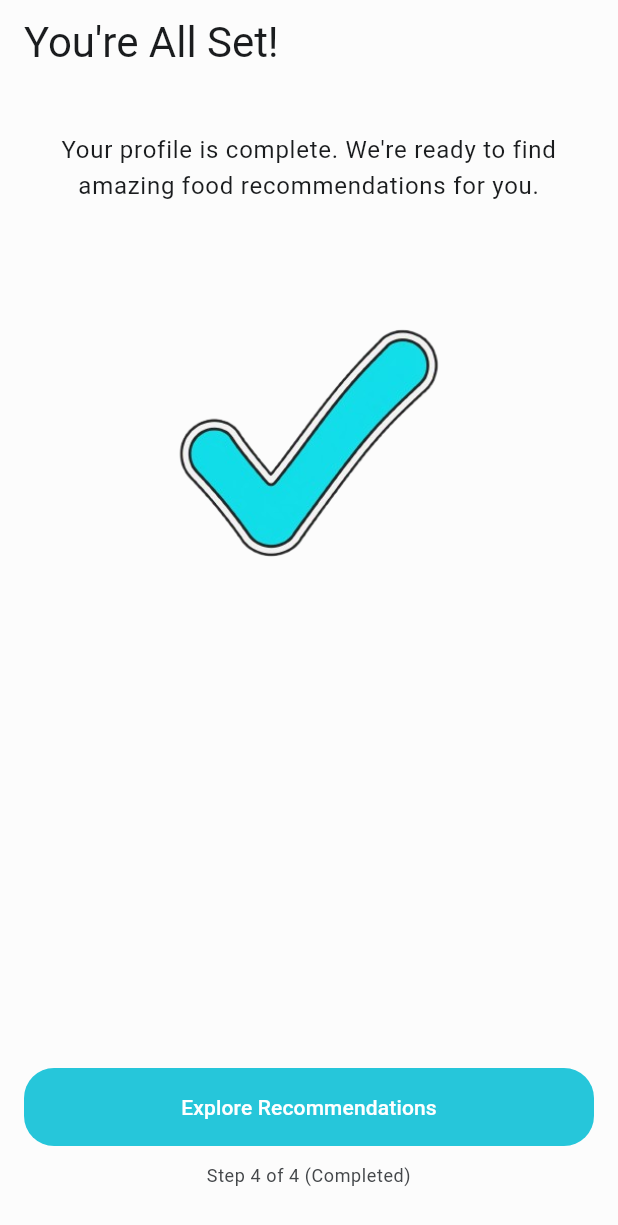
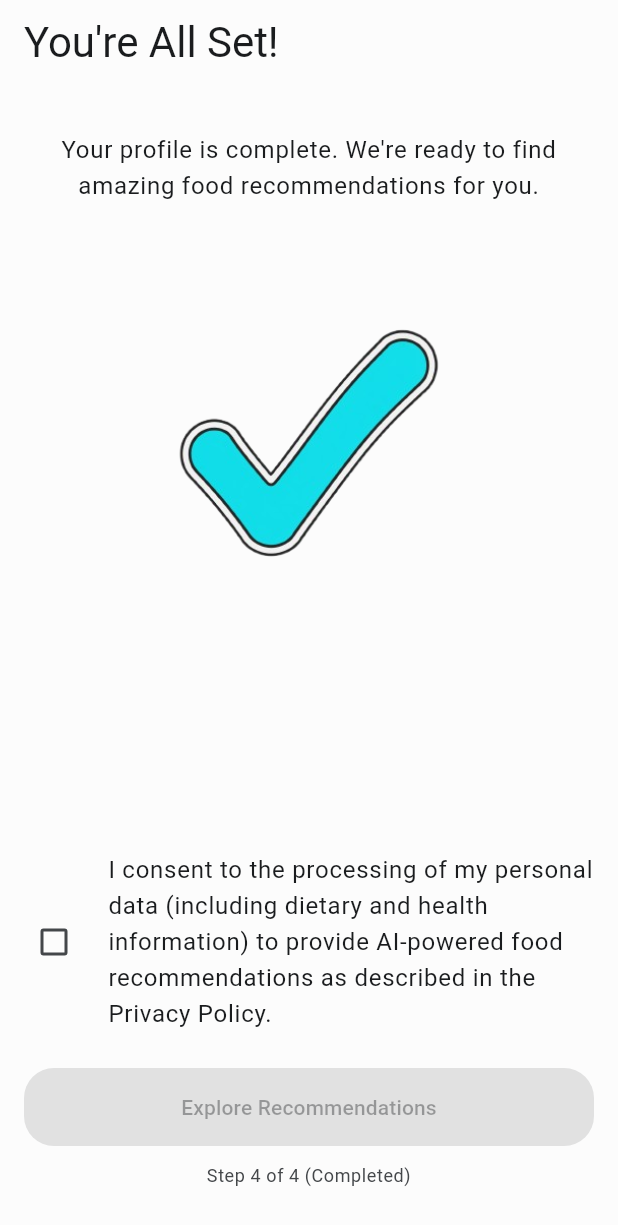
Before and after one commit to Amir-Mol/ai-food-frontend, a Flutter app: the OnboardingCompletionScreen screen opened directly, on a phone screen of 412 x 824 dp. Shown: the top 1225 px of the screen. Run offline on Flutter 3.47's test engine with Material 3 defaults, Android fonts, the phone set to English and light mode, and no system bars; our stand-ins replace cached_network_image, dotted_border, flutter_secure_storage, google_sign_in, package_info_plus; accounts and stored records are empty; Roboto replaces fonts that are missing (RobotoFlex).

Commit message:
feat(auth): Implement granular consent for GDPR compliance

```diff
--- a/lib/onboarding_completion_screen.dart
+++ b/lib/onboarding_completion_screen.dart
@@ -2,8 +2,26 @@ import 'package:flutter/material.dart';
 import 'package:ai_food_app/home_screen.dart'; // Import the HomeScreen
 
 
-class OnboardingCompletionScreen extends StatelessWidget {
+class OnboardingCompletionScreen extends StatefulWidget {
   const OnboardingCompletionScreen({super.key});
+
+  @override
+  State<OnboardingCompletionScreen> createState() => _OnboardingCompletionScreenState();
+}
+
+class _OnboardingCompletionScreenState extends State<OnboardingCompletionScreen> {
+  // State variable for the mandatory consent checkbox.
+  bool _dataProcessingConsentGiven = false;
+
+  // Function to navigate to the home screen.
+  void _completeOnboardingFunction() {
+    // Navigate to HomeScreen and remove all previous routes.
+    Navigator.pushAndRemoveUntil(
+      context,
+      MaterialPageRoute(builder: (context) => const HomeScreen()),
+      (Route<dynamic> route) => false,
+    );
+  }
 
   @override
   Widget build(BuildContext context) {
@@ -52,18 +70,24 @@ class OnboardingCompletionScreen extends StatelessWidget {
                    ),
                 ),
               ),
-              const Spacer(), // Pushes elements below to the bottom.
+              const Spacer(), // Pushes elements below to the bottom
+              CheckboxListTile(
+                title: const Text(
+                  "I consent to the processing of my personal data (including dietary and health information) to provide AI-powered food recommendations as described in the Privacy Policy.",
+                ),
+                value: _dataProcessingConsentGiven,
+                onChanged: (bool? value) {
+                  setState(() {
+                    _dataProcessingConsentGiven = value ?? false;
+                  });
+                },
+                controlAffinity: ListTileControlAffinity.leading,
+                contentPadding: EdgeInsets.zero,
+              ),
+              const SizedBox(height: 16.0),
               FilledButton(
-                onPressed: () {
-                  print('Explore Recommendations tapped. Navigate to HomeScreen.');
-                  // Navigate to HomeScreen and remove all previous routes.
-                  Navigator.pushAndRemoveUntil(
-                    context,
-                    MaterialPageRoute(
-                        builder: (context) => const HomeScreen()),
-                    (Route<dynamic> route) => false,
-                  );
-                },
+                // Button is disabled until consent is given.
+                onPressed: _dataProcessingConsentGiven ? _completeOnboardingFunction : null,
                 style: FilledButton.styleFrom(
                   backgroundColor: colorScheme.primary,
                   foregroundColor: colorScheme.onPrimary,
```
Also changed, not shown: lib/create_account_screen.dart (+38 -49 lines).
